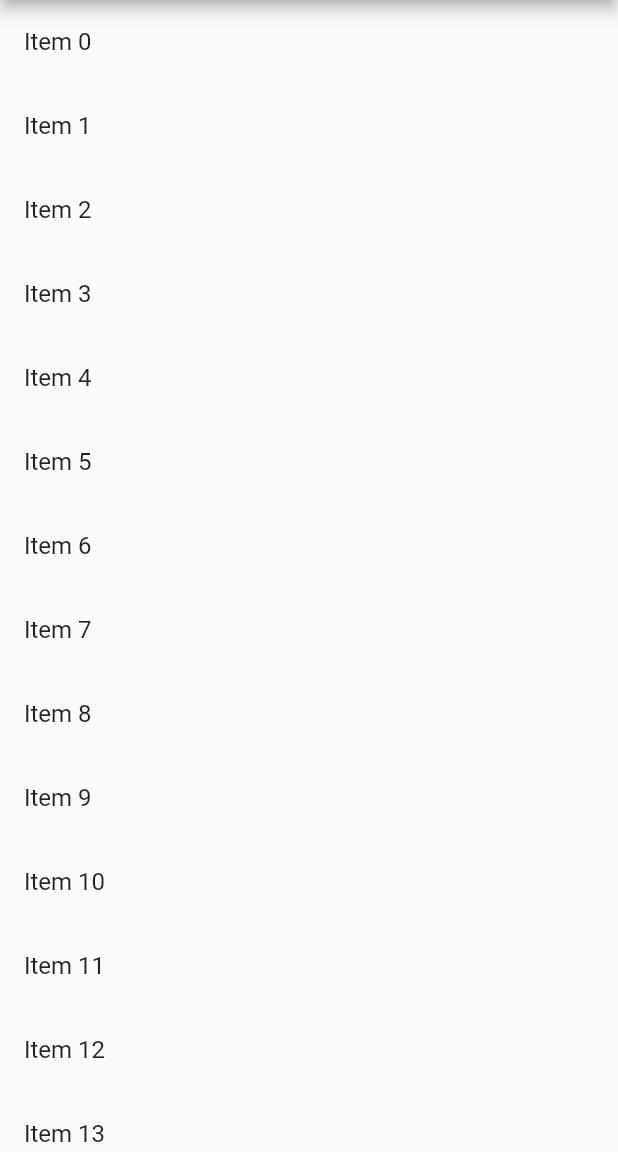
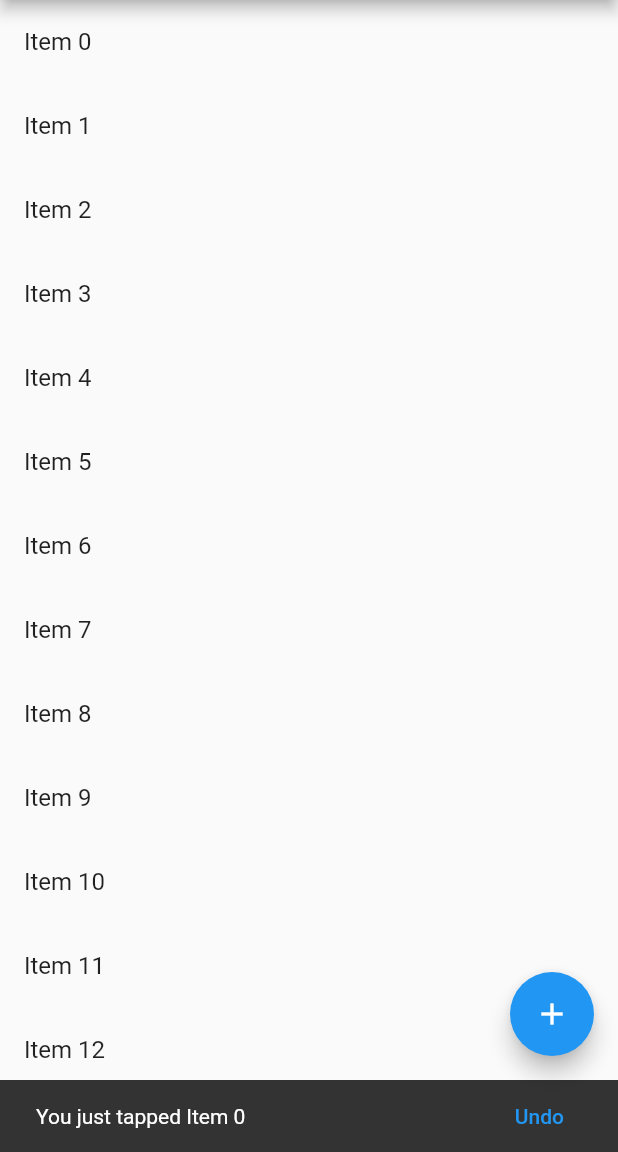
Before and after one commit to Arif-Shahriar028/Flutter_Applications, a Flutter app: the screen it shows after launch, after a tap on an icon or button, on a phone screen of 412 x 824 dp, the part 84-1236 px from its top. Run offline on Flutter 3.47's test engine with Material 2 defaults, Android fonts, the phone set to English and light mode, and no system bars.

Commit message:
Practise: 5

```diff
--- a/lib/main.dart
+++ b/lib/main.dart
@@ -8,10 +8,32 @@ void main(){
       title: "First App",
       home: Scaffold(
         appBar: AppBar(title: Text("My First App"),),
+        floatingActionButton: FloatingActionButton(
+          onPressed: (){
+            debugPrint("Button Clicked");
+          },
+          child: Icon(Icons.add),
+          tooltip: 'Add one more item',
+        ),
         body: getListView()
       ),
     )
   );
+}
+
+void showSnackBar(BuildContext context, String item)
+{
+  var snackBar = SnackBar(
+    content: Text("You just tapped $item"),
+    action: SnackBarAction(
+      label: "Undo",
+      onPressed: (){
+        debugPrint("Undo option clicked");
+      },
+    ),
+  );
+
+  Scaffold.of(context).showSnackBar(snackBar);
 }
 
 List<String> getListElements(){
@@ -26,7 +48,7 @@ Widget getListView(){
       return ListTile(
         title: Text(listItems[index]),
         onTap: (){
-          debugPrint("${listItems[index]} no item selected");
+          showSnackBar(context, listItems[index]);
         },
       );
     }
```
